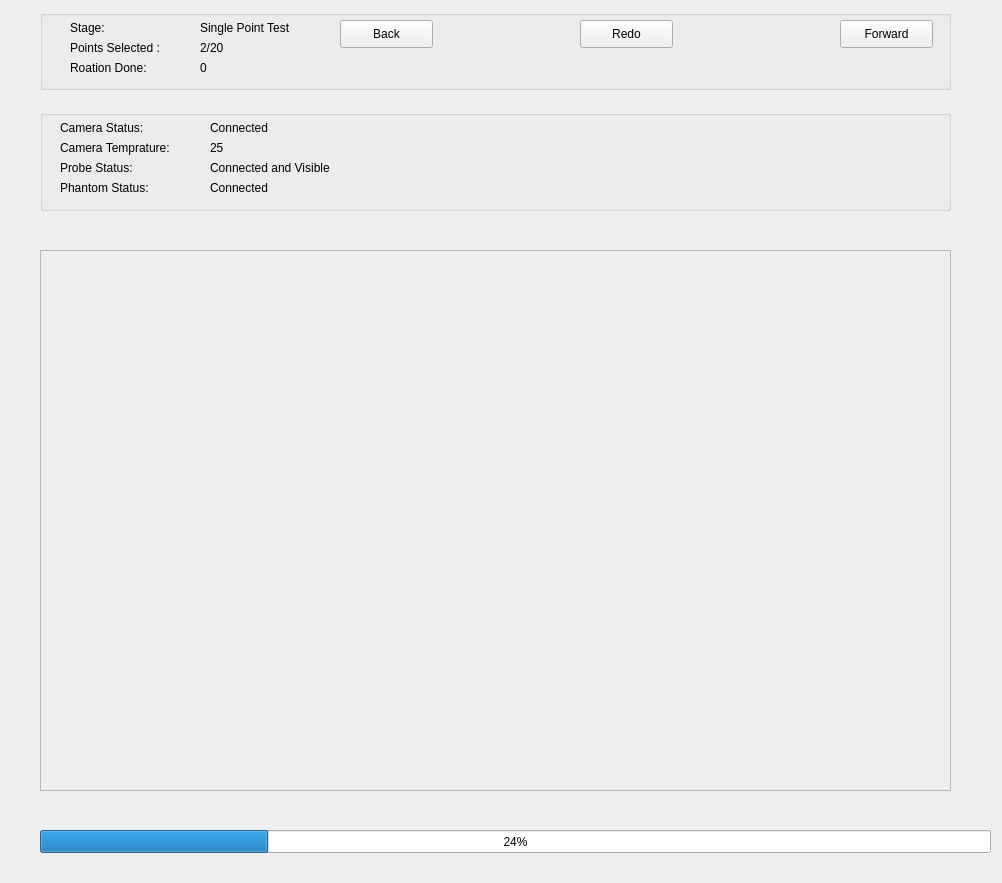
ashokgarsulla/working-with-3d-python, file Base/Base.ui: the form before one commit.
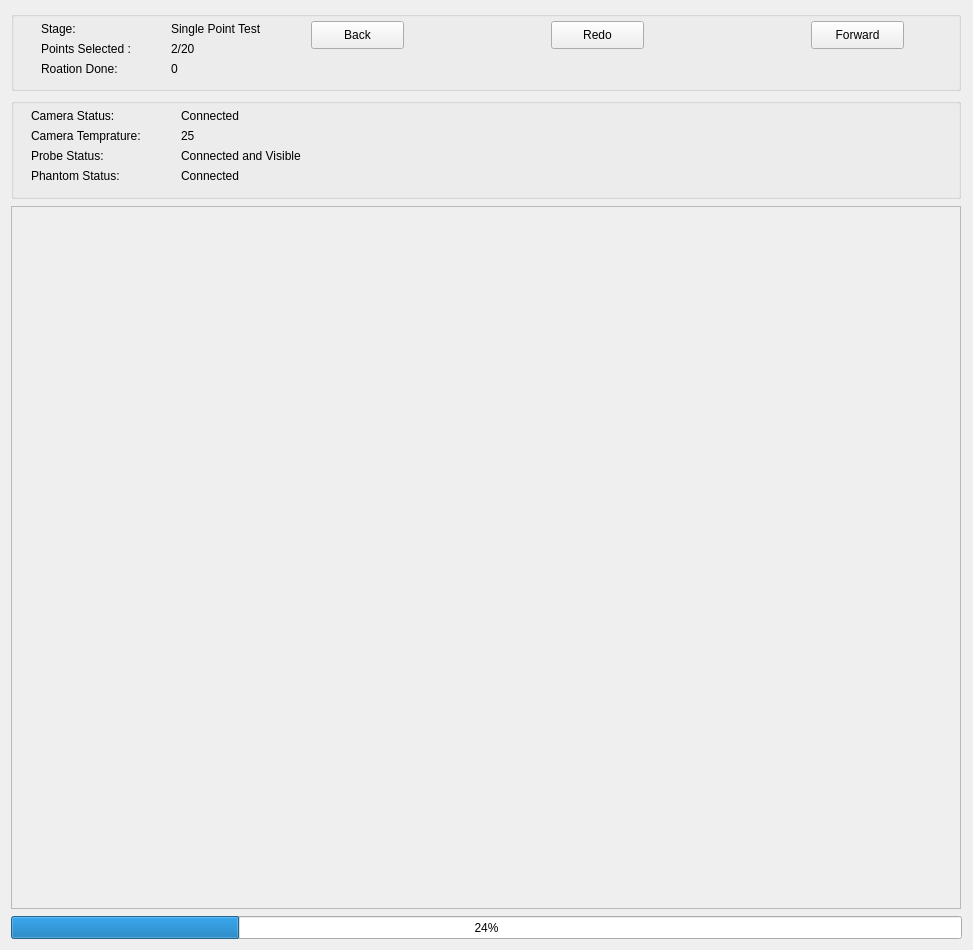
The form after the commit. Icons and pictures are not drawn.

```diff
--- a/Base/Base.ui
+++ b/Base/Base.ui
@@ -6,22 +6,46 @@
    <rect>
     <x>0</x>
     <y>0</y>
-    <width>1002</width>
-    <height>883</height>
+    <width>973</width>
+    <height>950</height>
    </rect>
   </property>
+  <property name="minimumSize">
+   <size>
+    <width>973</width>
+    <height>950</height>
+   </size>
+  </property>
+  <property name="maximumSize">
+   <size>
+    <width>973</width>
+    <height>950</height>
+   </size>
+  </property>
   <property name="windowTitle">
    <string>Form</string>
   </property>
   <widget class="QGroupBox" name="groupBox">
    <property name="geometry">
     <rect>
-     <x>40</x>
-     <y>10</y>
-     <width>911</width>
+     <x>11</x>
+     <y>11</y>
+     <width>950</width>
      <height>80</height>
     </rect>
    </property>
+   <property name="minimumSize">
+    <size>
+     <width>950</width>
+     <height>80</height>
+    </size>
+   </property>
+   <property name="maximumSize">
+    <size>
+     <width>950</width>
+     <height>80</height>
+    </size>
+   </property>
    <property name="title">
     <string/>
    </property>
@@ -157,12 +181,24 @@
   <widget class="QGroupBox" name="groupBox_2">
    <property name="geometry">
     <rect>
-     <x>40</x>
-     <y>110</y>
-     <width>911</width>
+     <x>11</x>
+     <y>98</y>
+     <width>950</width>
      <height>101</height>
     </rect>
    </property>
+   <property name="minimumSize">
+    <size>
+     <width>950</width>
+     <height>101</height>
+    </size>
+   </property>
+   <property name="maximumSize">
+    <size>
+     <width>950</width>
+     <height>101</height>
+    </size>
+   </property>
    <property name="title">
     <string/>
    </property>
@@ -271,15 +307,61 @@
     </property>
    </widget>
   </widget>
+  <widget class="QFrame" name="frame">
+   <property name="geometry">
+    <rect>
+     <x>11</x>
+     <y>206</y>
+     <width>950</width>
+     <height>703</height>
+    </rect>
+   </property>
+   <property name="sizePolicy">
+    <sizepolicy hsizetype="Fixed" vsizetype="Fixed">
+     <horstretch>0</horstretch>
+     <verstretch>0</verstretch>
+    </sizepolicy>
+   </property>
+   <property name="minimumSize">
+    <size>
+     <width>950</width>
+     <height>650</height>
+    </size>
+   </property>
+   <property name="maximumSize">
+    <size>
+     <width>950</width>
+     <height>10000000</height>
+    </size>
+   </property>
+   <property name="frameShape">
+    <enum>QFrame::StyledPanel</enum>
+   </property>
+   <property name="frameShadow">
+    <enum>QFrame::Raised</enum>
+   </property>
+  </widget>
   <widget class="QProgressBar" name="progressBar">
    <property name="geometry">
     <rect>
-     <x>40</x>
-     <y>830</y>
+     <x>11</x>
+     <y>916</y>
      <width>951</width>
      <height>23</height>
     </rect>
    </property>
+   <property name="minimumSize">
+    <size>
+     <width>951</width>
+     <height>23</height>
+    </size>
+   </property>
+   <property name="maximumSize">
+    <size>
+     <width>951</width>
+     <height>23</height>
+    </size>
+   </property>
    <property name="value">
     <number>24</number>
    </property>
@@ -293,22 +375,6 @@
     <string>%p%</string>
    </property>
   </widget>
-  <widget class="QFrame" name="frame">
-   <property name="geometry">
-    <rect>
-     <x>40</x>
-     <y>250</y>
-     <width>911</width>
-     <height>541</height>
-    </rect>
-   </property>
-   <property name="frameShape">
-    <enum>QFrame::StyledPanel</enum>
-   </property>
-   <property name="frameShadow">
-    <enum>QFrame::Raised</enum>
-   </property>
-  </widget>
  </widget>
  <resources/>
  <connections/>
```
